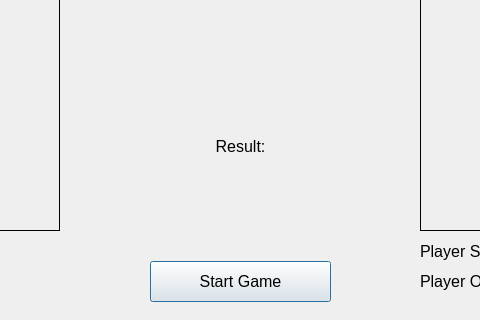
This is Game.ui in mehra-sourav/Rock-Paper-Scissors as Qt 5 draws it before an edit; both pictures show x 370 to 850 and y 379 to 699 of the 1252 by 699 pixel window. The edited form follows.
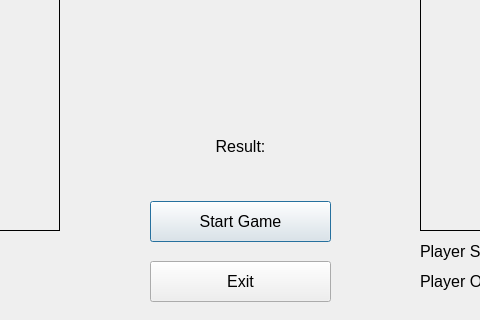
This is the edited form.

```diff
--- a/Game.ui
+++ b/Game.ui
@@ -17,7 +17,7 @@
    <property name="geometry">
     <rect>
      <x>520</x>
-     <y>640</y>
+     <y>580</y>
      <width>181</width>
      <height>41</height>
     </rect>
@@ -229,6 +229,24 @@
     <set>Qt::AlignCenter</set>
    </property>
   </widget>
+  <widget class="QPushButton" name="Quit">
+   <property name="geometry">
+    <rect>
+     <x>520</x>
+     <y>640</y>
+     <width>181</width>
+     <height>41</height>
+    </rect>
+   </property>
+   <property name="font">
+    <font>
+     <pointsize>12</pointsize>
+    </font>
+   </property>
+   <property name="text">
+    <string>Exit</string>
+   </property>
+  </widget>
  </widget>
  <resources/>
  <connections/>
```
